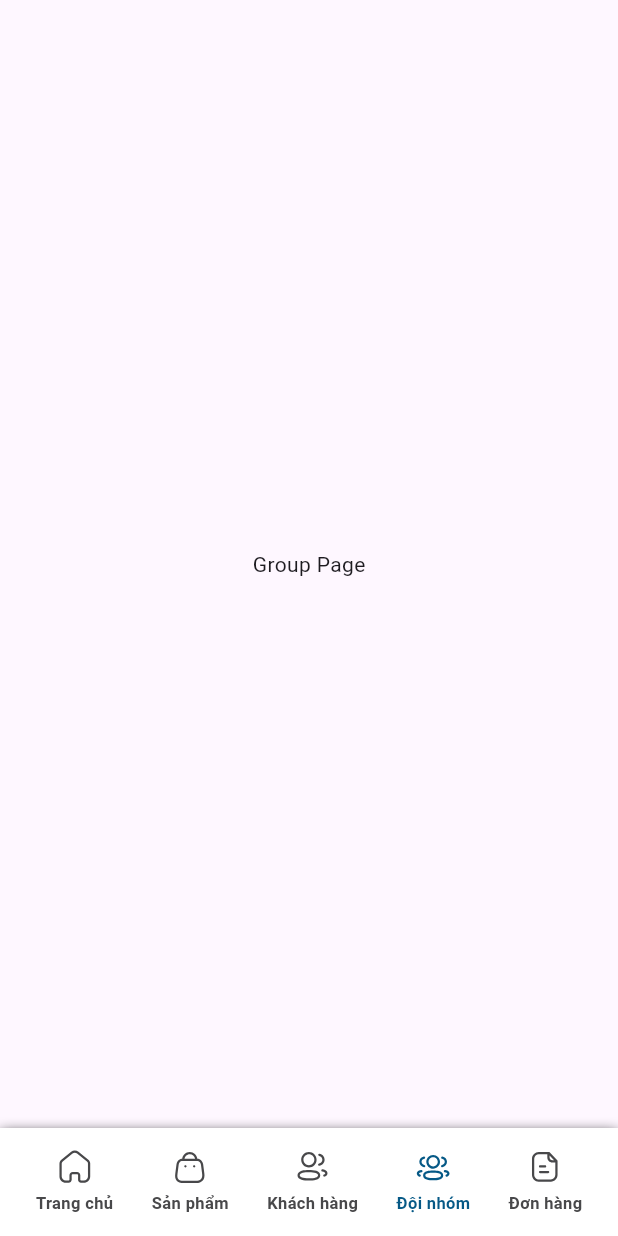
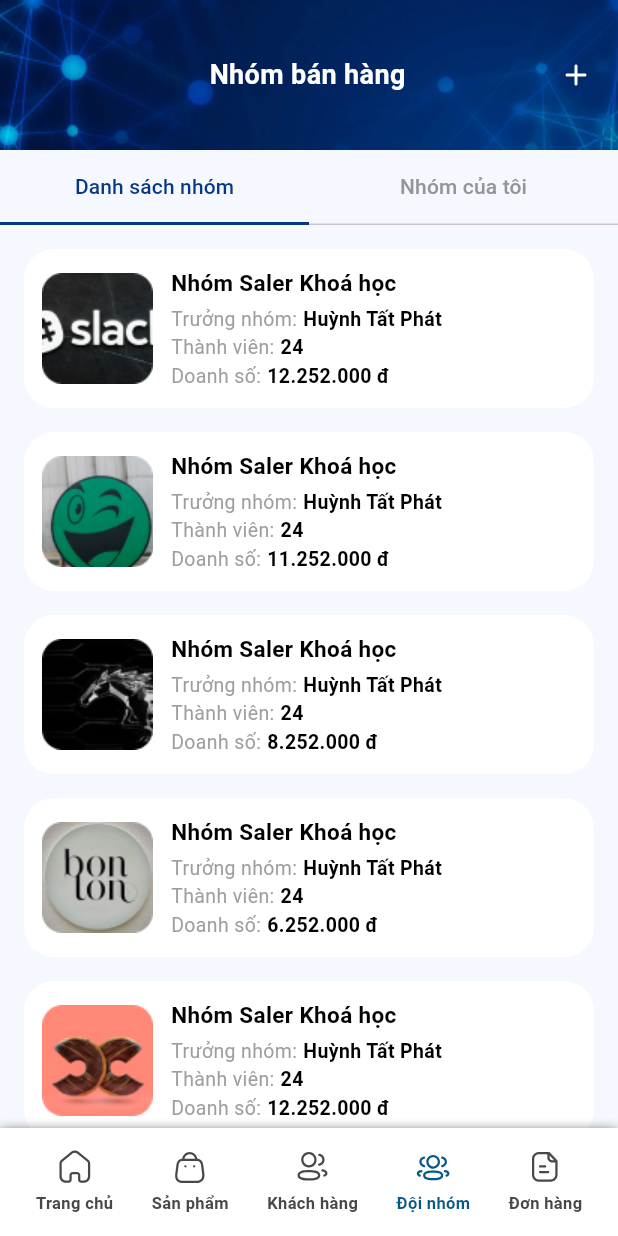
Before and after one commit to huy2992002/demo_flutter, a Flutter app: the screen it shows after launch, item 4 of the bottom bar chosen, on a phone screen of 412 x 824 dp. Run offline on Flutter 3.47's test engine with Material 3 defaults, Android fonts, the phone set to English and light mode, and no system bars; our stand-ins replace carousel_slider, flutter_svg; accounts and stored records are empty.

Commit message:
add group page

```diff
--- /dev/null
+++ b/lib/models/rs_group_model.dart
@@ -0,0 +1,45 @@
+class RsGroupModel {
+  String? image;
+  String? name;
+  String? leaderName;
+  int? members;
+  double? revenue;
+  bool? isMe;
+
+  RsGroupModel();
+}
+
+List<RsGroupModel> rsGroups = [
+  RsGroupModel()
+    ..image = 'assets/images/img_rs_group_1.png'
+    ..name = 'Nhóm Saler Khoá học'
+    ..leaderName = 'Huỳnh Tất Phát'
+    ..members = 24
+    ..revenue = 12252000
+    ..isMe = true,
+  RsGroupModel()
+    ..image = 'assets/images/img_rs_group_2.png'
+    ..name = 'Nhóm Saler Khoá học'
+    ..leaderName = 'Huỳnh Tất Phát'
+    ..members = 24
+    ..revenue = 11252000,
+  RsGroupModel()
+    ..image = 'assets/images/img_rs_group_3.png'
+    ..name = 'Nhóm Saler Khoá học'
+    ..leaderName = 'Huỳnh Tất Phát'
+    ..members = 24
+    ..revenue = 8252000
+    ..isMe = true,
+  RsGroupModel()
+    ..image = 'assets/images/img_rs_group_4.png'
+    ..name = 'Nhóm Saler Khoá học'
+    ..leaderName = 'Huỳnh Tất Phát'
+    ..members = 24
+    ..revenue = 6252000,
+  RsGroupModel()
+    ..image = 'assets/images/img_rs_group_5.png'
+    ..name = 'Nhóm Saler Khoá học'
+    ..leaderName = 'Huỳnh Tất Phát'
+    ..members = 24
+    ..revenue = 12252000,
+];
--- a/lib/pages/remote_sales/customer/rs_customer_page.dart
+++ b/lib/pages/remote_sales/customer/rs_customer_page.dart
@@ -56,8 +56,8 @@ class _RsCustomerPageState extends State<RsCustomerPage> {
                             ...List.generate(
                               customer.labels?.length ?? 0,
                               (index) => Container(
-                                margin: EdgeInsets.only(right: 10.0),
-                                padding: EdgeInsets.symmetric(
+                                margin: const EdgeInsets.only(right: 10.0),
+                                padding: const EdgeInsets.symmetric(
                                     horizontal: 8.0, vertical: 6.0),
                                 decoration: BoxDecoration(
                                   color: Colors.white,
--- a/lib/pages/remote_sales/group/rs_group_page.dart
+++ b/lib/pages/remote_sales/group/rs_group_page.dart
@@ -1,3 +1,9 @@
+import 'package:demo_flutter/components/hi_boss_app_bar.dart';
+import 'package:demo_flutter/models/rs_group_model.dart';
+import 'package:demo_flutter/pages/remote_sales/group/widgets/rs_group_item.dart';
+import 'package:demo_flutter/resources/app_color.dart';
+import 'package:demo_flutter/resources/app_style.dart';
+import 'package:demo_flutter/utils/app_extension.dart';
 import 'package:flutter/material.dart';
 
 class RsGroupPage extends StatefulWidget {
@@ -7,13 +13,75 @@ class RsGroupPage extends StatefulWidget {
   State<RsGroupPage> createState() => _RsGroupPageState();
 }
 
-class _RsGroupPageState extends State<RsGroupPage> {
+class _RsGroupPageState extends State<RsGroupPage>
+    with SingleTickerProviderStateMixin {
+  late TabController _tabController;
+
+  @override
+  void initState() {
+    super.initState();
+    _tabController = TabController(length: 2, vsync: this);
+  }
+
   @override
   Widget build(BuildContext context) {
-    return const Scaffold(
-      body: Center(
-        child: Text('Group Page'),
-      ),
-    );
+    return Scaffold(
+        backgroundColor: AppColor.hF6F8FF,
+        appBar: const HiBossAppBar(
+          title: 'Nhóm bán hàng',
+          rightIcon: 'assets/icons/ic_add.svg',
+        ),
+        body: Column(
+          children: [
+            Container(
+              height: 50,
+              child: TabBar(
+                controller: _tabController,
+                labelStyle: AppStyle.h14w500,
+                labelColor: AppColor.h063782,
+                unselectedLabelColor: AppColor.h949499,
+                indicatorSize: TabBarIndicatorSize.tab,
+                indicatorWeight: 1.0,
+                indicatorColor: AppColor.h063782,
+                tabs: const [
+                  Tab(text: 'Danh sách nhóm'),
+                  Tab(text: 'Nhóm của tôi'),
+                ],
+              ),
+            ),
+            Expanded(
+              child: TabBarView(
+                controller: _tabController,
+                children: [
+                  ListView.separated(
+                    padding: const EdgeInsets.all(16.0),
+                    itemCount: rsGroups.length,
+                    itemBuilder: (context, index) {
+                      final group = rsGroups[index];
+                      return RsGroupItem(group: group);
+                    },
+                    separatorBuilder: (context, index) =>
+                        const SizedBox(height: 16.0),
+                  ),
+                  ListView.separated(
+                    padding: const EdgeInsets.all(16.0),
+                    itemCount: rsGroups
+                        .where((element) => element.isMe == true)
+                        .toList()
+                        .length,
+                    itemBuilder: (context, index) {
+                      final group = rsGroups
+                          .where((element) => element.isMe == true)
+                          .toList()[index];
+                      return RsGroupItem(group: group);
+                    },
+                    separatorBuilder: (context, index) =>
+                        const SizedBox(height: 16.0),
+                  ),
+                ],
+              ),
+            ),
+          ],
+        ));
   }
 }
--- /dev/null
+++ b/lib/pages/remote_sales/group/widgets/rs_group_item.dart
@@ -0,0 +1,61 @@
+import 'package:demo_flutter/models/rs_group_model.dart';
+import 'package:demo_flutter/resources/app_style.dart';
+import 'package:demo_flutter/utils/app_extension.dart';
+import 'package:flutter/material.dart';
+
+class RsGroupItem extends StatelessWidget {
+  const RsGroupItem({
+    super.key,
+    required this.group,
+  });
+
+  final RsGroupModel group;
+
+  @override
+  Widget build(BuildContext context) {
+    return Container(
+      padding: const EdgeInsets.all(12.0),
+      decoration: BoxDecoration(
+          color: Colors.white, borderRadius: BorderRadius.circular(20.0)),
+      child: Row(
+        children: [
+          Image.asset(group.image ?? ''),
+          const SizedBox(width: 12.0),
+          Column(
+            crossAxisAlignment: CrossAxisAlignment.start,
+            children: [
+              Text(
+                group.name ?? '',
+                style: AppStyle.h15w600.copyWith(color: Colors.black),
+              ),
+              const SizedBox(height: 4.0),
+              _buildDoubleText(
+                title: 'Trưởng nhóm:',
+                text: group.leaderName ?? '',
+              ),
+              _buildDoubleText(title: 'Thành viên:', text: '${group.members}'),
+              _buildDoubleText(
+                  title: 'Doanh số:', text: (group.revenue ?? 0.0).toVnd()),
+            ],
+          ),
+        ],
+      ),
+    );
+  }
+
+  Row _buildDoubleText({required String title, required String text}) {
+    return Row(
+      children: [
+        Text(
+          title,
+          style: AppStyle.h13w400.copyWith(color: Colors.grey),
+        ),
+        const SizedBox(width: 4.0),
+        Text(
+          text,
+          style: AppStyle.h13w600.copyWith(color: Colors.black),
+        ),
+      ],
+    );
+  }
+}
--- a/lib/pages/remote_sales/product/rs_product_cart_page.dart
+++ b/lib/pages/remote_sales/product/rs_product_cart_page.dart
@@ -4,7 +4,7 @@ import 'package:demo_flutter/models/rs_product_model.dart';
 import 'package:demo_flutter/resources/app_color.dart';
 import 'package:flutter/material.dart';
 
-import 'widget/rs_product_cart.dart';
+import 'widgets/rs_product_cart.dart';
 
 class RsProductCartPage extends StatefulWidget {
   const RsProductCartPage({super.key});
```
Also changed, not shown: assets/images/img_rs_group_1.png (added), assets/images/img_rs_group_2.png (added), assets/images/img_rs_group_3.png (added), assets/images/img_rs_group_4.png (added), assets/images/img_rs_group_5.png (added), lib/pages/remote_sales/product/widgets/rs_product_cart.dart (renamed from lib/pages/remote_sales/product/widget/rs_product_cart.dart), lib/pages/remote_sales/product/widgets/rs_product_item.dart (renamed from lib/pages/remote_sales/product/widget/rs_product_item.dart).
